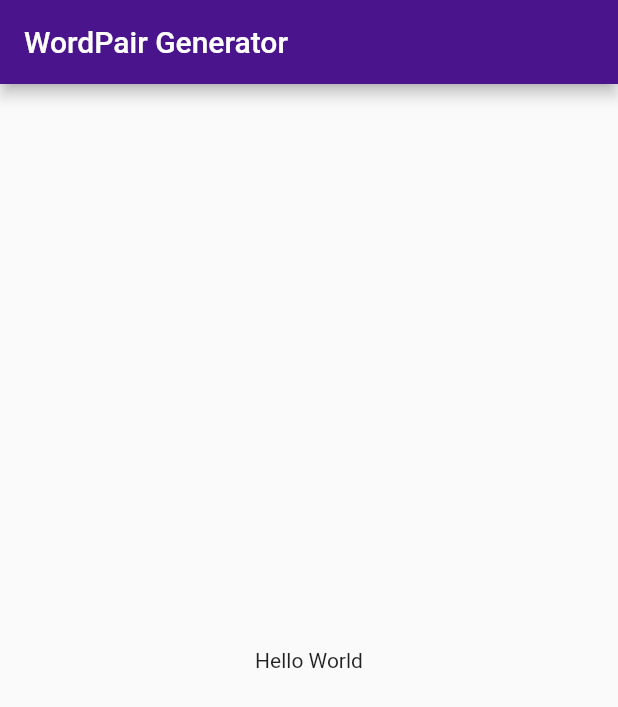
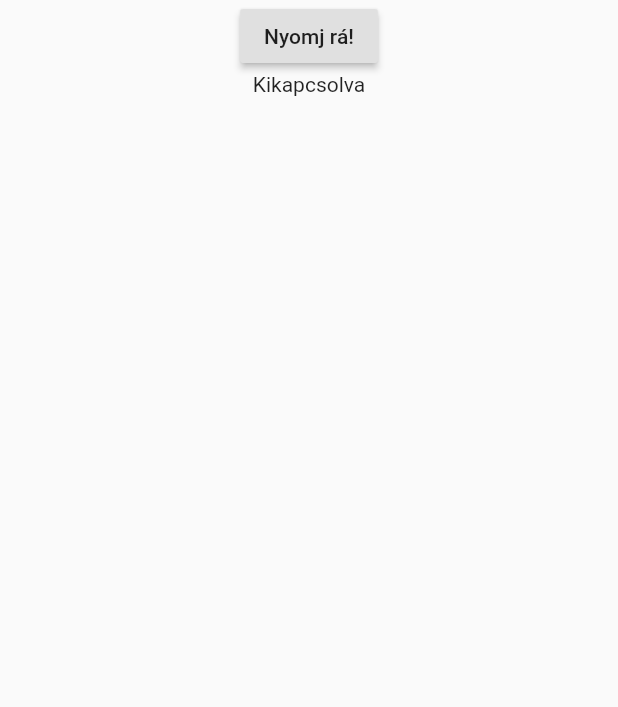
Before and after one commit to leventenyiro/Flutter_Basics, a Flutter app: the screen it shows after launch, on a phone screen of 412 x 824 dp. Shown: the top 707 px of the screen. Run offline on Flutter 3.47's test engine with Material 2 defaults, Android fonts, the phone set to English and light mode, and no system bars.

Commit message:
text change on button onPressed

```diff
--- a/lib/main.dart
+++ b/lib/main.dart
@@ -2,17 +2,38 @@ import "package:flutter/material.dart";
 
 void main() => runApp(MyApp());
 
-class MyApp extends StatelessWidget {
+class MyApp extends StatefulWidget {
+  @override
+  _MyAppState createState() => _MyAppState();
+}
+
+class _MyAppState extends State<MyApp> {
+  bool pressed = false;
+
   @override
   Widget build(BuildContext context) {
     return MaterialApp(
+      debugShowCheckedModeBanner: false,
       theme: ThemeData(primaryColor: Colors.purple[900]),
       home: Scaffold(
-        appBar: AppBar(
+        /*appBar: AppBar(
           title: Text("WordPair Generator")
-        ),
-        body: Center(
-          child: Text("Hello World")
+        ),*/
+        body: Container(
+          alignment: Alignment.center,
+          child: Column(
+            children: <Widget>[
+              RaisedButton(
+                onPressed: () {
+                  setState(() {
+                    pressed = !pressed;
+                  });
+                },
+                child: Text("Nyomj rá!"),
+              ),
+              pressed ? Text("Bekapcsolva") : Text("Kikapcsolva")
+            ],
+          )
         )
       )
     );
```
